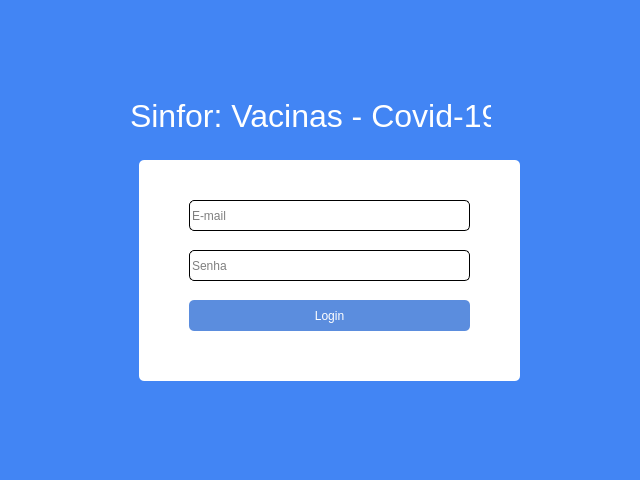
Qt form interface/tela_login.ui (viktorsht/SINFOR) before a commit.
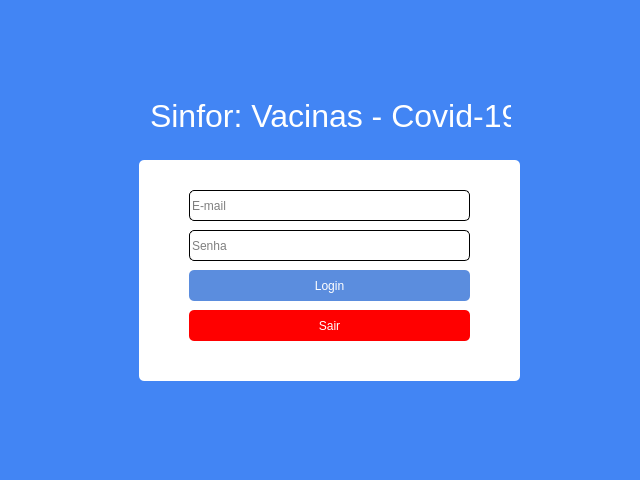
The same form after that commit.

Commit message: Atualização de telas

```diff
--- a/interface/tela_login.ui
+++ b/interface/tela_login.ui
@@ -20,7 +20,7 @@
    <widget class="QLabel" name="label">
     <property name="geometry">
      <rect>
-      <x>130</x>
+      <x>150</x>
       <y>90</y>
       <width>361</width>
       <height>51</height>
@@ -61,7 +61,7 @@
      <property name="geometry">
       <rect>
        <x>50</x>
-       <y>40</y>
+       <y>30</y>
        <width>281</width>
        <height>31</height>
       </rect>
@@ -78,7 +78,7 @@
      <property name="geometry">
       <rect>
        <x>50</x>
-       <y>90</y>
+       <y>70</y>
        <width>281</width>
        <height>31</height>
       </rect>
@@ -87,6 +87,9 @@
       <string notr="true">border: 1px solid #000;
 border-radius: 5px;</string>
      </property>
+     <property name="echoMode">
+      <enum>QLineEdit::Password</enum>
+     </property>
      <property name="placeholderText">
       <string>Senha</string>
      </property>
@@ -95,7 +98,7 @@
      <property name="geometry">
       <rect>
        <x>50</x>
-       <y>140</y>
+       <y>110</y>
        <width>281</width>
        <height>31</height>
       </rect>
@@ -118,6 +121,33 @@
       <string>Login</string>
      </property>
     </widget>
+    <widget class="QPushButton" name="btn_sair">
+     <property name="geometry">
+      <rect>
+       <x>50</x>
+       <y>150</y>
+       <width>281</width>
+       <height>31</height>
+      </rect>
+     </property>
+     <property name="cursor">
+      <cursorShape>PointingHandCursor</cursorShape>
+     </property>
+     <property name="styleSheet">
+      <string notr="true">QPushButton{
+	background-color: RED;
+   color: #FFF;
+}
+
+QPushButton:hover{
+	background-color: #1D52A8;
+}
+</string>
+     </property>
+     <property name="text">
+      <string>Sair</string>
+     </property>
+    </widget>
    </widget>
   </widget>
   <widget class="QStatusBar" name="statusbar"/>
```
The commit also changes 5 other files.
